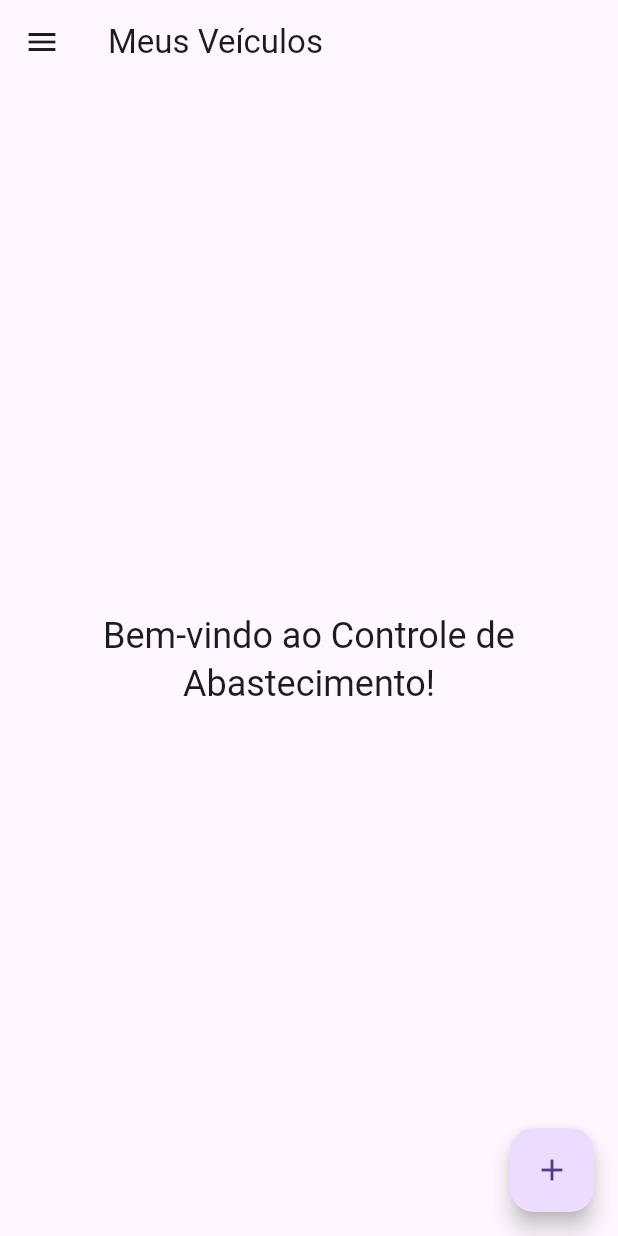
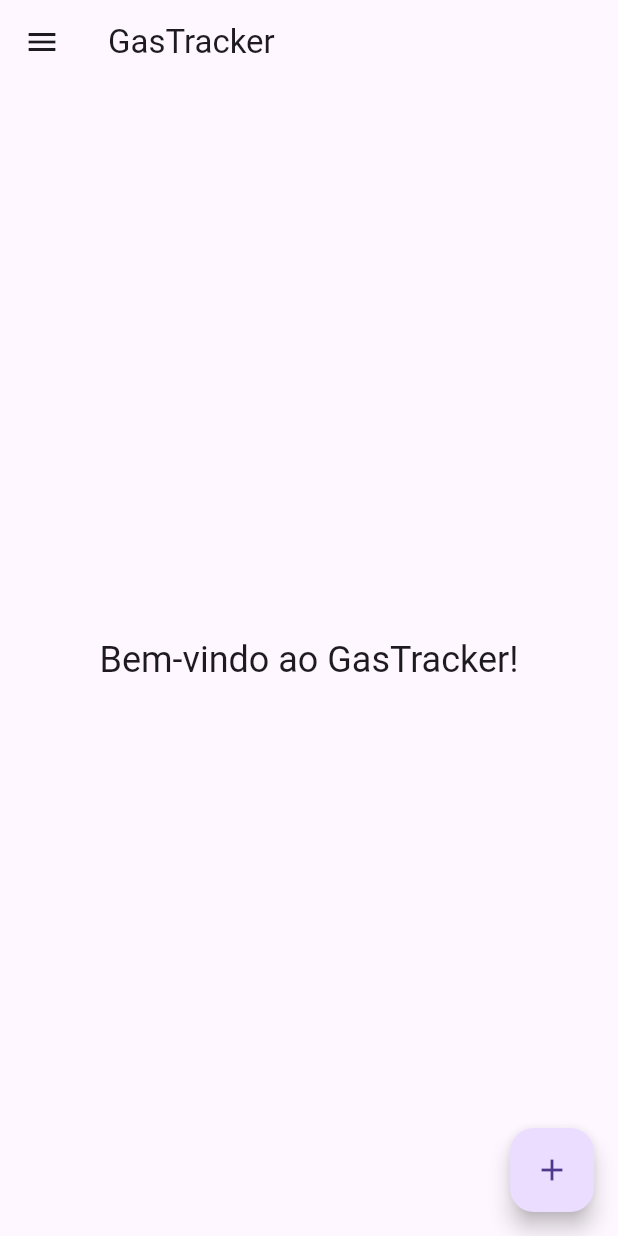
Before and after one commit to MatheusNDP/Controle-de-Abastecimento, a Flutter app: the HomeScreen screen opened by its route, in the side drawer, after a tap on the "add" icon, on a phone screen of 412 x 824 dp. Run offline on Flutter 3.47's test engine with Material 3 defaults, Android fonts, the phone set to English and light mode, and no system bars; our stand-ins replace cloud_firestore, firebase_auth, firebase_core; accounts and stored records are empty.

Commit message:
Decimo Quinto Commit

```diff
--- a/controle_de_abastecimento_flutter/lib/main.dart
+++ b/controle_de_abastecimento_flutter/lib/main.dart
@@ -1,3 +1,5 @@
+import 'package:controle_de_abastecimento_flutter/screens/add_reful_sreen.dart';
+import 'package:controle_de_abastecimento_flutter/screens/vehicle_details_screen.dart';
 import 'package:flutter/material.dart';
 import 'package:firebase_core/firebase_core.dart';
 import 'screens/login_screen.dart';
@@ -9,6 +11,7 @@ import 'screens/add_vehicle_screen.dart';
 import 'screens/refuel_history_screen.dart';
 import 'screens/profile_screen.dart';
 import 'firebase_options.dart';
+import 'models/vehicle_model.dart';
 
 void main() async {
   WidgetsFlutterBinding.ensureInitialized();
@@ -30,16 +33,59 @@ class MyApp extends StatelessWidget {
         useMaterial3: true,
       ),
       initialRoute: '/login',
-      routes: {
-        '/login': (context) => const LoginScreen(),
-        '/register': (context) => const RegisterScreen(),
-        '/password_reset_request': (context) => const PasswordResetRequestScreen(),
-        '/home': (context) => const HomeScreen(),
-        '/vehicles': (context) => const VehicleScreen(),
-        '/add_vehicle': (context) => const AddVehicleScreen(),
-        '/history': (context) => const RefuelHistoryScreen(),
-        '/profile': (context) => const ProfileScreen(),
+      onGenerateRoute: (settings) {
+        switch (settings.name) {
+          case '/login':
+            return MaterialPageRoute(builder: (_) => const LoginScreen());
+          case '/register':
+            return MaterialPageRoute(builder: (_) => const RegisterScreen());
+          case '/password_reset_request':
+            return MaterialPageRoute(
+                builder: (_) => const PasswordResetRequestScreen());
+          case '/home':
+            return MaterialPageRoute(builder: (_) => const HomeScreen());
+          case '/vehicles':
+            return MaterialPageRoute(builder: (_) => const VehicleScreen());
+          case '/add_vehicle':
+            return MaterialPageRoute(builder: (_) => const AddVehicleScreen());
+          case '/history':
+            final args = settings.arguments as String?;
+            if (args != null) {
+              return MaterialPageRoute(
+                  builder: (_) => RefuelHistoryScreen(vehicleId: args));
+            }
+            return _errorRoute();
+          case '/profile':
+            return MaterialPageRoute(builder: (_) => const ProfileScreen());
+          case '/add_refuel':
+            final args = settings.arguments as String?;
+            if (args != null) {
+              return MaterialPageRoute(
+                  builder: (_) => AddRefuelScreen(vehicleId: args));
+            }
+            return _errorRoute();
+          case '/vehicle_details':
+            final args = settings.arguments as Vehicle?;
+            if (args != null) {
+              return MaterialPageRoute(
+                  builder: (_) => VehicleDetailsScreen(vehicle: args));
+            }
+            return _errorRoute();
+          default:
+            return _errorRoute();
+        }
       },
     );
   }
+
+  Route<dynamic> _errorRoute() {
+    return MaterialPageRoute(
+      builder: (_) => Scaffold(
+        appBar: AppBar(title: const Text('Erro')),
+        body: const Center(
+          child: Text('Rota não encontrada ou argumentos ausentes!'),
+        ),
+      ),
+    );
+  }
 }
--- a/controle_de_abastecimento_flutter/lib/screens/add_vehicle_screen.dart
+++ b/controle_de_abastecimento_flutter/lib/screens/add_vehicle_screen.dart
@@ -1,7 +1,6 @@
 import 'package:cloud_firestore/cloud_firestore.dart';
 import 'package:flutter/material.dart';
-import 'package:controle_de_abastecimento_flutter/widgets/home_button.dart';
-import 'package:uuid/uuid.dart'; // Para gerar IDs únicos para os veículos
+import 'package:uuid/uuid.dart';
 
 class AddVehicleScreen extends StatelessWidget {
   const AddVehicleScreen({super.key});
@@ -55,7 +54,7 @@ class AddVehicleScreen extends StatelessWidget {
     return Scaffold(
       appBar: AppBar(
         title: const Text('Adicionar Veículo'),
-        actions: const [HomeButton()],
+
       ),
       body: Padding(
         padding: const EdgeInsets.all(16.0),
--- a/controle_de_abastecimento_flutter/lib/screens/home_screen.dart
+++ b/controle_de_abastecimento_flutter/lib/screens/home_screen.dart
@@ -7,11 +7,13 @@ class HomeScreen extends StatelessWidget {
   @override
   Widget build(BuildContext context) {
     return Scaffold(
-      appBar: AppBar(title: const Text('Meus Veículos')),
+      appBar: AppBar(
+        title: const Text('GasTracker'), // Atualizado o título
+      ),
       drawer: const DrawerMenu(),
       body: Center(
         child: Text(
-          'Bem-vindo ao Controle de Abastecimento!',
+          'Bem-vindo ao GasTracker!',
           style: Theme.of(context).textTheme.headlineSmall,
           textAlign: TextAlign.center,
         ),
--- a/controle_de_abastecimento_flutter/lib/screens/profile_screen.dart
+++ b/controle_de_abastecimento_flutter/lib/screens/profile_screen.dart
@@ -1,4 +1,4 @@
-import 'package:controle_de_abastecimento_flutter/widgets/home_button.dart';
+
 import 'package:flutter/material.dart';
 import 'package:firebase_auth/firebase_auth.dart';
 
@@ -15,7 +15,6 @@ class ProfileScreen extends StatelessWidget {
 
     return Scaffold(
       appBar: AppBar(title: const Text('Perfil'),
-      actions: const [HomeButton()]
       ),
       body: Padding(
         padding: const EdgeInsets.all(16.0),
```
Also changed, not shown: controle_de_abastecimento_flutter/lib/screens/add_reful_sreen.dart (added, +113 -0 lines), controle_de_abastecimento_flutter/lib/screens/login_screen.dart (+11 -1 lines), controle_de_abastecimento_flutter/lib/screens/refuel_history_screen.dart (+39 -25 lines), controle_de_abastecimento_flutter/lib/screens/vehicle_details_screen.dart (+48 -9 lines), controle_de_abastecimento_flutter/lib/screens/vehicle_screen.dart (+42 -8 lines), controle_de_abastecimento_flutter/lib/widgets/home_button.dart (deleted, +0 -16 lines).
